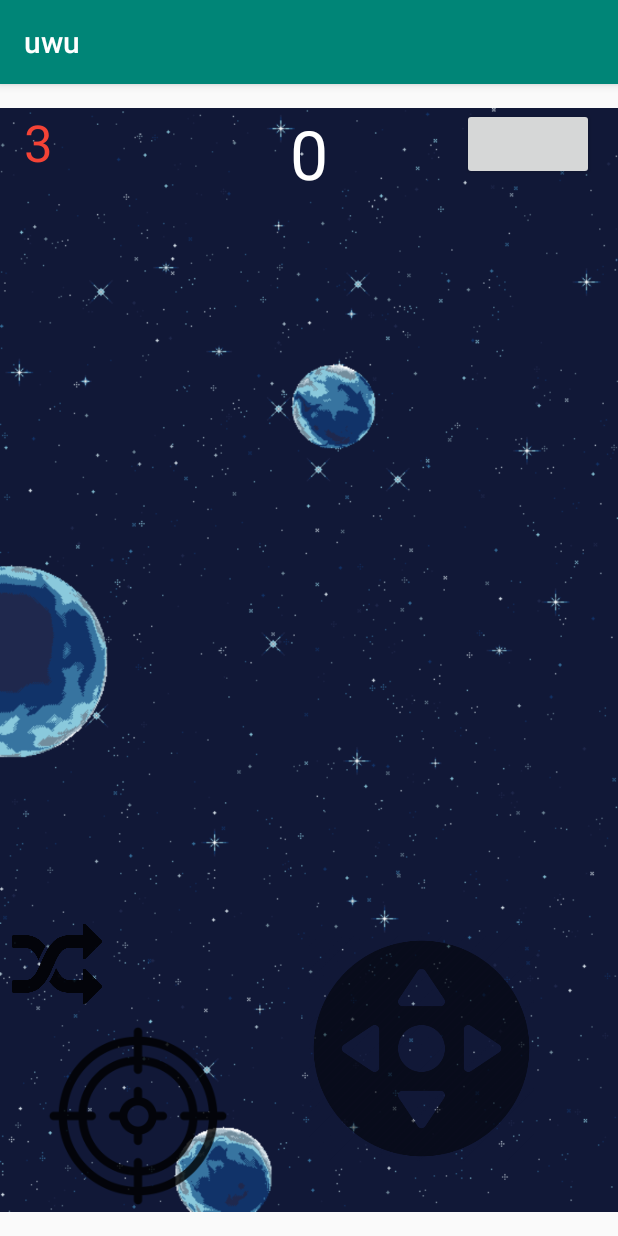
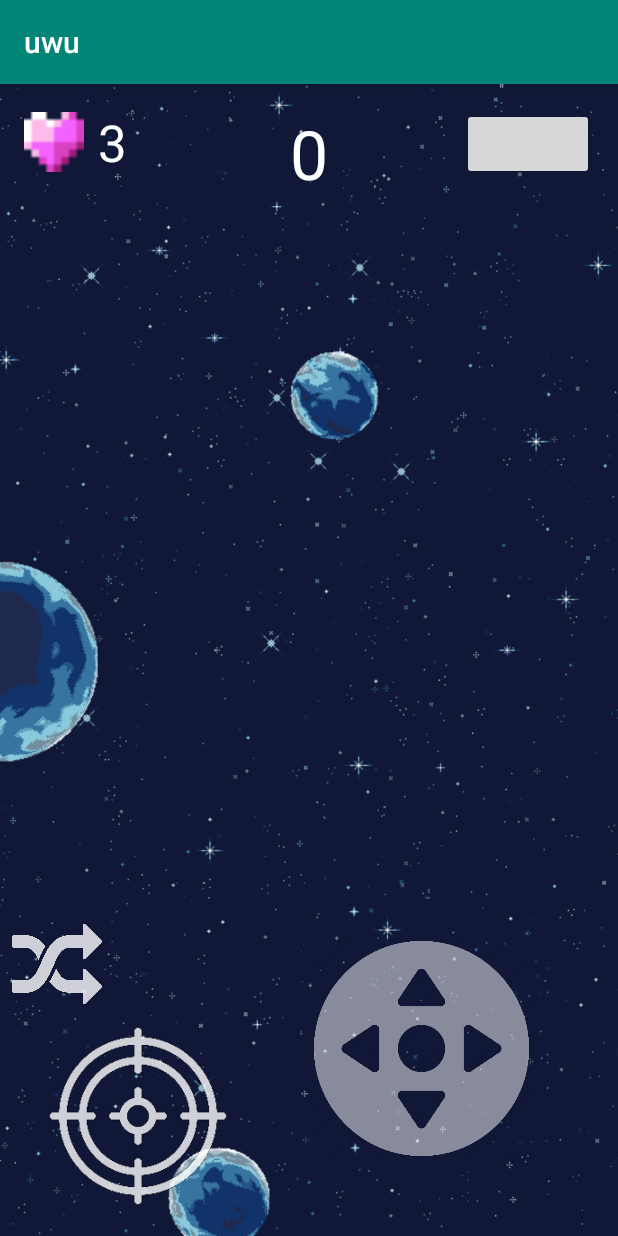
Before and after one commit to adrianmrt/SpaceTroopers, an Android app: the screen it shows after launch (ScaffoldActivity), after a tap on "START", on a phone screen of 412 x 824 dp. Run offline under Robolectric (Android 15) with nearby library versions, the phone set to English and light mode, and no system bars; 9 statements that could not run were skipped.

Commit message:
Iconos actualizados

```diff
--- a/Scaffold15/app/src/main/res/layout/activity_score_menu.xml
+++ b/Scaffold15/app/src/main/res/layout/activity_score_menu.xml
@@ -29,12 +29,13 @@
             android:layout_width="wrap_content"
             android:layout_height="0dp"
             android:layout_gravity="center"
-            android:layout_marginTop="124dp"
-            android:background="#4D000000"
+            android:layout_marginTop="200dp"
+            android:background="#00000000"
             android:text="TextView"
             android:textAppearance="@style/TextAppearance.AppCompat.Display2"
             android:textColor="#FFFFFF"
             app:layout_constraintEnd_toEndOf="parent"
+            app:layout_constraintHorizontal_bias="0.497"
             app:layout_constraintStart_toStartOf="parent"
             app:layout_constraintTop_toTopOf="parent" />
 
@@ -44,7 +45,7 @@
             android:layout_height="100dp"
             android:layout_gravity="center|center_vertical"
             android:layout_marginBottom="124dp"
-            android:background="#80000000"
+            android:background="#00000000"
             android:contentDescription="Go to main menu"
             android:scaleType="fitCenter"
             android:src="@drawable/abc_vector_test"
@@ -54,6 +55,17 @@
             app:layout_constraintStart_toStartOf="parent"
             app:layout_constraintTop_toBottomOf="@+id/scoreText"
             app:layout_constraintVertical_bias="1.0" />
+
+        <TextView
+            android:id="@+id/textView3"
+            android:layout_width="wrap_content"
+            android:layout_height="wrap_content"
+            android:text="SCORE"
+            android:textColor="#FFFFFF"
+            android:textSize="60sp"
+            app:layout_constraintBottom_toTopOf="@+id/scoreText"
+            app:layout_constraintEnd_toEndOf="parent"
+            app:layout_constraintStart_toStartOf="parent" />
     </androidx.constraintlayout.widget.ConstraintLayout>
 
 </FrameLayout>
--- a/Scaffold15/app/src/main/res/layout/fragment_game.xml
+++ b/Scaffold15/app/src/main/res/layout/fragment_game.xml
@@ -12,35 +12,47 @@
         android:layout_width="match_parent"
         android:layout_height="match_parent">
 
-        <LinearLayout
-            android:layout_width="wrap_content"
+        <ImageView
+            android:id="@+id/imageView5"
+            android:layout_width="0dp"
             android:layout_height="wrap_content"
-            android:gravity="start"
-            android:orientation="vertical"
-            app:layout_constraintBottom_toBottomOf="parent"
+            android:scaleType="centerCrop"
+            android:src="@drawable/space_background3"
             app:layout_constraintEnd_toEndOf="parent"
             app:layout_constraintStart_toStartOf="parent"
-            app:layout_constraintTop_toTopOf="parent">
+            app:layout_constraintTop_toTopOf="parent" />
 
         <ImageView
-                android:id="@+id/imageView5"
-                android:layout_width="match_parent"
-                android:layout_height="wrap_content"
-                android:src="@drawable/space_background3" />
-        </LinearLayout>
-    </androidx.constraintlayout.widget.ConstraintLayout>
+            android:id="@+id/imageView4"
+            android:layout_width="0dp"
+            android:layout_height="0dp"
+            android:layout_marginStart="16dp"
+            android:layout_marginLeft="16dp"
+            android:layout_marginEnd="9dp"
+            android:layout_marginRight="9dp"
+            android:scaleType="fitCenter"
+            android:src="@drawable/healthupgrade"
+            app:layout_constraintBottom_toBottomOf="@+id/lifesText"
+            app:layout_constraintEnd_toStartOf="@+id/lifesText"
+            app:layout_constraintStart_toStartOf="parent"
+            app:layout_constraintTop_toTopOf="@+id/lifesText" />
 
         <TextView
             android:id="@+id/lifesText"
             android:layout_width="wrap_content"
             android:layout_height="wrap_content"
             android:layout_gravity="start|top"
-        android:layout_marginStart="@dimen/activity_vertical_margin"
-        android:layout_marginLeft="@dimen/activity_vertical_margin"
-        android:layout_marginTop="@dimen/activity_horizontal_margin"
+            android:layout_marginTop="16dp"
+            android:layout_marginEnd="327dp"
+            android:layout_marginRight="327dp"
             android:text="@string/_0"
             android:textAppearance="@style/TextAppearance.AppCompat.Display1"
-        android:textColor="#F44336" />
+            android:textColor="#FFFFFF"
+            app:layout_constraintEnd_toEndOf="parent"
+            app:layout_constraintStart_toEndOf="@+id/imageView4"
+            app:layout_constraintTop_toTopOf="parent" />
+
+    </androidx.constraintlayout.widget.ConstraintLayout>
 
     <TextView
         android:id="@+id/score"
```
Also changed, not shown: Scaffold15/app/src/main/res/layout/activity_scaffold.xml (+6 -3 lines), Scaffold15/app/src/main/res/drawable-nodpi/change_icon.png, Scaffold15/app/src/main/res/drawable-nodpi/ilustration.jpg (deleted), Scaffold15/app/src/main/res/drawable-nodpi/joystick_icon.png, Scaffold15/app/src/main/res/drawable-nodpi/menu_bg.jpg (deleted), Scaffold15/app/src/main/res/drawable-nodpi/shoot_icon.png, Scaffold15/app/src/main/res/drawable-nodpi/tileable_water_texture.jpg (deleted). Lines whose indentation alone changed are shown as unchanged.
